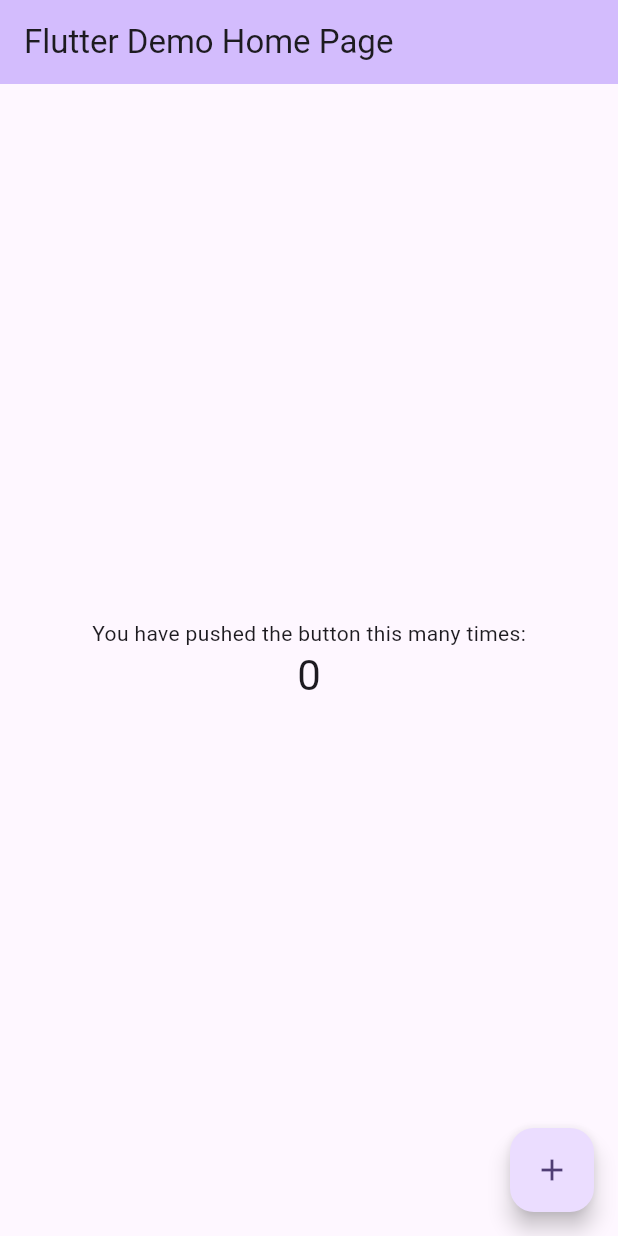
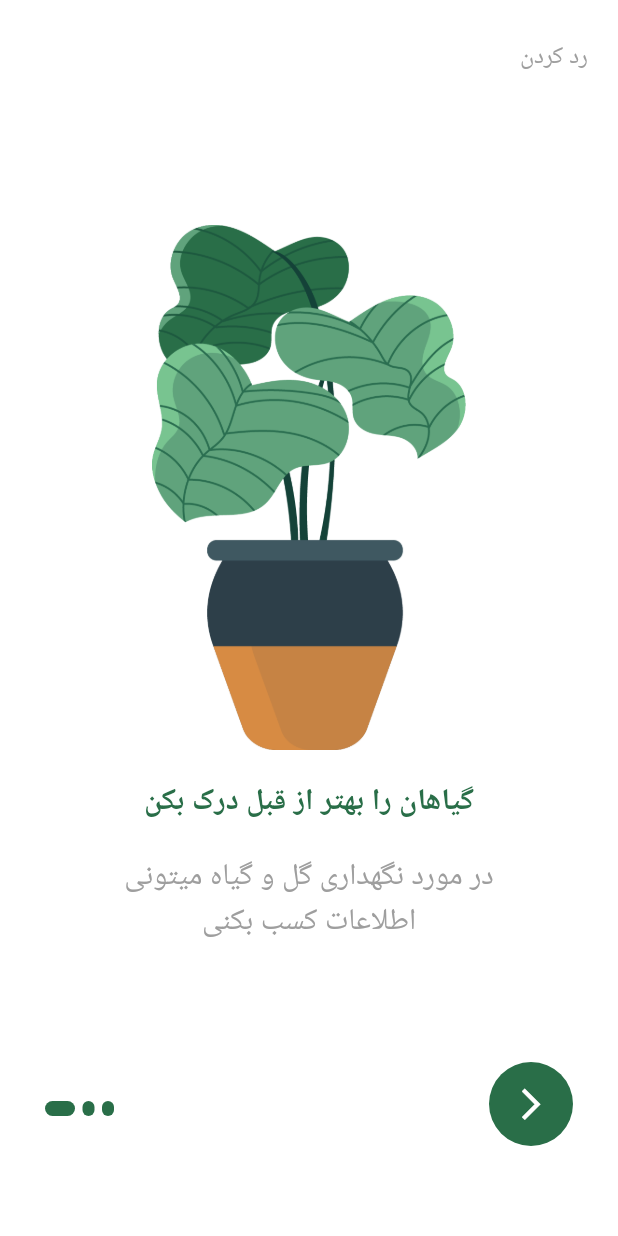
Before and after one commit to pouyahadinejad/Plant_App, a Flutter app: the screen it shows after launch, on a phone screen of 412 x 824 dp. Run offline on Flutter 3.47's test engine with Material 3 defaults, Android fonts, the phone set to English and light mode, and no system bars.

Commit message:
end spalsh

```diff
--- /dev/null
+++ b/lib/const/constans.dart
@@ -0,0 +1,21 @@
+import 'package:flutter/material.dart';
+
+class Constans {
+  static Color primaryColor = const Color(0xFF296E48);
+  static Color blackColor = Colors.black;
+
+  static String titleOne = "گیاهان را بهتر از قبل درک بکن ";
+
+  static String descriptionOne =
+      "در مورد نگهداری گل و گیاه میتونی اطلاعات کسب بکنی ";
+
+  static String titleTwo = "با گیاهان جدید اشنا شو";
+
+  static String descriptionTwo =
+      "رز مشکلی  یا گل رز دوست داری؟اینجا میتونی پیدا بکنی";
+
+  static String titleThree = "با یک گل بهار نمیشود گل بکار";
+
+  static String descriptionThree =
+      "هر گلی نیاز داشته باشید در این اپلیکیشن پیدا میکنید";
+}
--- a/lib/main.dart
+++ b/lib/main.dart
@@ -1,125 +1,17 @@
 import 'package:flutter/material.dart';
+import 'package:plant_app/screens/home_page.dart';
 
-void main() {
-  runApp(const MyApp());
-}
+void main() => runApp(const MyApp());
 
 class MyApp extends StatelessWidget {
   const MyApp({super.key});
 
-  // This widget is the root of your application.
   @override
   Widget build(BuildContext context) {
-    return MaterialApp(
-      title: 'Flutter Demo',
-      theme: ThemeData(
-        // This is the theme of your application.
-        //
-        // TRY THIS: Try running your application with "flutter run". You'll see
-        // the application has a purple toolbar. Then, without quitting the app,
-        // try changing the seedColor in the colorScheme below to Colors.green
-        // and then invoke "hot reload" (save your changes or press the "hot
-        // reload" button in a Flutter-supported IDE, or press "r" if you used
-        // the command line to start the app).
-        //
-        // Notice that the counter didn't reset back to zero; the application
-        // state is not lost during the reload. To reset the state, use hot
-        // restart instead.
-        //
-        // This works for code too, not just values: Most code changes can be
-        // tested with just a hot reload.
-        colorScheme: ColorScheme.fromSeed(seedColor: Colors.deepPurple),
-        useMaterial3: true,
-      ),
-      home: const MyHomePage(title: 'Flutter Demo Home Page'),
+    return const MaterialApp(
+      debugShowCheckedModeBanner: false,
+      title: "Palnt App",
+      home: HomePage(),
     );
   }
 }
-
-class MyHomePage extends StatefulWidget {
-  const MyHomePage({super.key, required this.title});
-
-  // This widget is the home page of your application. It is stateful, meaning
-  // that it has a State object (defined below) that contains fields that affect
-  // how it looks.
-
-  // This class is the configuration for the state. It holds the values (in this
-  // case the title) provided by the parent (in this case the App widget) and
-  // used by the build method of the State. Fields in a Widget subclass are
-  // always marked "final".
-
-  final String title;
-
-  @override
-  State<MyHomePage> createState() => _MyHomePageState();
-}
-
-class _MyHomePageState extends State<MyHomePage> {
-  int _counter = 0;
-
-  void _incrementCounter() {
-    setState(() {
-      // This call to setState tells the Flutter framework that something has
-      // changed in this State, which causes it to rerun the build method below
-      // so that the display can reflect the updated values. If we changed
-      // _counter without calling setState(), then the build method would not be
-      // called again, and so nothing would appear to happen.
-      _counter++;
-    });
-  }
-
-  @override
-  Widget build(BuildContext context) {
-    // This method is rerun every time setState is called, for instance as done
-    // by the _incrementCounter method above.
-    //
-    // The Flutter framework has been optimized to make rerunning build methods
-    // fast, so that you can just rebuild anything that needs updating rather
-    // than having to individually change instances of widgets.
-    return Scaffold(
-      appBar: AppBar(
-        // TRY THIS: Try changing the color here to a specific color (to
-        // Colors.amber, perhaps?) and trigger a hot reload to see the AppBar
-        // change color while the other colors stay the same.
-        backgroundColor: Theme.of(context).colorScheme.inversePrimary,
-        // Here we take the value from the MyHomePage object that was created by
-        // the App.build method, and use it to set our appbar title.
-        title: Text(widget.title),
-      ),
-      body: Center(
-        // Center is a layout widget. It takes a single child and positions it
-        // in the middle of the parent.
-        child: Column(
-          // Column is also a layout widget. It takes a list of children and
-          // arranges them vertically. By default, it sizes itself to fit its
-          // children horizontally, and tries to be as tall as its parent.
-          //
-          // Column has various properties to control how it sizes itself and
-          // how it positions its children. Here we use mainAxisAlignment to
-          // center the children vertically; the main axis here is the vertical
-          // axis because Columns are vertical (the cross axis would be
-          // horizontal).
-          //
-          // TRY THIS: Invoke "debug painting" (choose the "Toggle Debug Paint"
-          // action in the IDE, or press "p" in the console), to see the
-          // wireframe for each widget.
-          mainAxisAlignment: MainAxisAlignment.center,
-          children: <Widget>[
-            const Text(
-              'You have pushed the button this many times:',
-            ),
-            Text(
-              '$_counter',
-              style: Theme.of(context).textTheme.headlineMedium,
-            ),
-          ],
-        ),
-      ),
-      floatingActionButton: FloatingActionButton(
-        onPressed: _incrementCounter,
-        tooltip: 'Increment',
-        child: const Icon(Icons.add),
-      ), // This trailing comma makes auto-formatting nicer for build methods.
-    );
-  }
-}
--- /dev/null
+++ b/lib/screens/home_page.dart
@@ -0,0 +1,201 @@
+import 'package:flutter/material.dart';
+import 'package:plant_app/const/constans.dart';
+
+class HomePage extends StatefulWidget {
+  const HomePage({super.key});
+
+  @override
+  State<HomePage> createState() => _HomePageState();
+}
+
+class _HomePageState extends State<HomePage> {
+  final PageController _pageController = PageController(initialPage: 0);
+  int currentIndex = 0;
+
+  Widget _indicator(bool isActive) {
+    return AnimatedContainer(
+      duration: const Duration(microseconds: 300),
+      height: 10.0,
+      width: isActive ? 20.0 : 8.0,
+      margin: const EdgeInsets.only(right: 5.0),
+      decoration: BoxDecoration(
+        color: Constans.primaryColor,
+        borderRadius: BorderRadius.circular(5.0),
+      ),
+    );
+  }
+
+  List<Widget> _buildIndicator() {
+    List<Widget> indicator = [];
+    for (int i = 0; i < 3; i++) {
+      if (currentIndex == i) {
+        indicator.add(_indicator(true));
+      } else {
+        indicator.add(_indicator(false));
+      }
+    }
+    return indicator;
+  }
+
+  @override
+  Widget build(BuildContext context) {
+    return Scaffold(
+      backgroundColor: Colors.white,
+      appBar: AppBar(
+        backgroundColor: Colors.white,
+        elevation: 0.0,
+        actions: [
+          Padding(
+            padding: const EdgeInsets.only(top: 20.0, right: 20.0),
+            child: InkWell(
+              onTap: () {},
+              child: const Text(
+                "رد کردن",
+                style: TextStyle(
+                  color: Colors.grey,
+                  fontSize: 16.0,
+                ),
+              ),
+            ),
+          )
+        ],
+      ),
+      body: Stack(
+        children: [
+          PageView(
+            onPageChanged: (int page) {
+              setState(() {
+                currentIndex = page;
+              });
+            },
+            controller: _pageController,
+            children: [
+              CreatePage(
+                title: Constans.titleOne,
+                image: "assets/images/plant-one.png",
+                description: Constans.descriptionOne,
+              ),
+              CreatePage(
+                title: Constans.titleTwo,
+                image: "assets/images/plant-two.png",
+                description: Constans.descriptionTwo,
+              ),
+              CreatePage(
+                title: Constans.titleThree,
+                image: "assets/images/plant-three.png",
+                description: Constans.descriptionThree,
+              ),
+            ],
+          ),
+          Positioned(
+            bottom: 80.0,
+            left: 30.0,
+            child: Row(
+              children: _buildIndicator(),
+            ),
+          ),
+          Positioned(
+            bottom: 60.0,
+            right: 30.0,
+            child: Container(
+              padding: const EdgeInsets.all(4.0),
+              decoration: BoxDecoration(
+                shape: BoxShape.circle,
+                color: Constans.primaryColor,
+              ),
+              child: IconButton(
+                onPressed: () {
+                  setState(() {
+                    if (currentIndex < 2) {
+                      currentIndex++;
+                      if (currentIndex < 3) {
+                        _pageController.nextPage(
+                          duration: const Duration(milliseconds: 300),
+                          curve: Curves.easeIn,
+                        );
+                      } else {
+                        Navigator.pushReplacement(
+                          context,
+                          MaterialPageRoute(
+                            builder: (context) => const LoginPage(),
+                          ),
+                        );
+                      }
+                    }
+                  });
+                },
+                icon: const Icon(
+                  Icons.arrow_forward_ios,
+                  size: 25.0,
+                  color: Colors.white,
+                ),
+              ),
+            ),
+          ),
+        ],
+      ),
+    );
+  }
+}
+
+class CreatePage extends StatelessWidget {
+  final String title;
+  final String image;
+  final String description;
+  const CreatePage({
+    super.key,
+    required this.title,
+    required this.image,
+    required this.description,
+  });
+
+  @override
+  Widget build(BuildContext context) {
+    return Padding(
+      padding: const EdgeInsets.only(
+        right: 55.0,
+        left: 55.0,
+        bottom: 80.0,
+      ),
+      child: Column(
+        mainAxisAlignment: MainAxisAlignment.center,
+        children: [
+          SizedBox(
+            height: 350.0,
+            child: Image.asset(image),
+          ),
+          const SizedBox(height: 20.0),
+          Text(
+            title,
+            textAlign: TextAlign.center,
+            style: TextStyle(
+              fontSize: 20,
+              color: Constans.primaryColor,
+              fontWeight: FontWeight.bold,
+            ),
+          ),
+          const SizedBox(height: 20.0),
+          Text(
+            description,
+            textAlign: TextAlign.center,
+            style: const TextStyle(
+              fontSize: 20.0,
+              color: Colors.grey,
+              fontWeight: FontWeight.w400,
+            ),
+          ),
+          const SizedBox(height: 20.0),
+        ],
+      ),
+    );
+  }
+}
+
+class LoginPage extends StatelessWidget {
+  const LoginPage({super.key});
+
+  @override
+  Widget build(BuildContext context) {
+    return const Scaffold();
+  }
+}
```
